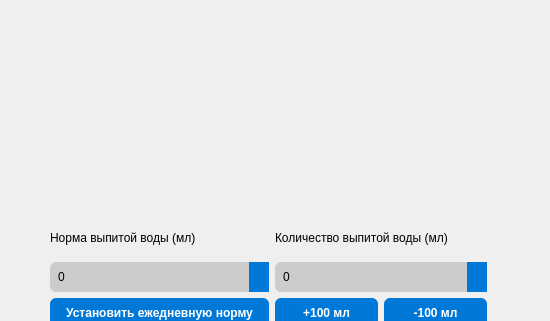
The window that waterscreen.ui (HackDanel/Waterly) describes before a commit, drawn with Qt 5; both pictures show x 0 to 550 and y 0 to 321 of the 550 by 550 pixel window.
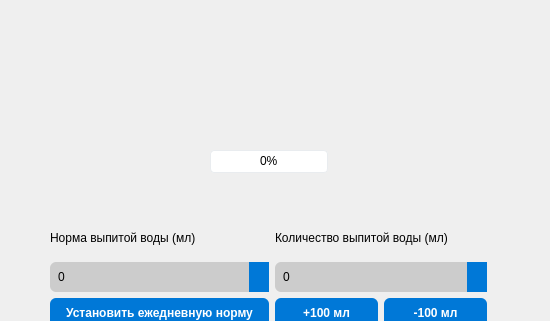
The same window after the commit.

```diff
--- a/waterscreen.ui
+++ b/waterscreen.ui
@@ -258,6 +258,32 @@
     </item>
    </layout>
   </widget>
+  <widget class="QProgressBar" name="progressBarWater">
+   <property name="geometry">
+    <rect>
+     <x>210</x>
+     <y>150</y>
+     <width>118</width>
+     <height>23</height>
+    </rect>
+   </property>
+   <property name="styleSheet">
+    <string notr="true">QProgressBar {
+    border: 1px solid #e9ecef;
+    border-radius: 4px;
+    text-align: center;
+    color: #000;
+}
+
+QProgressBar::chunk {
+    background-color: #0078D7;
+    border-radius: 3px;
+}</string>
+   </property>
+   <property name="value">
+    <number>0</number>
+   </property>
+  </widget>
  </widget>
  <tabstops>
   <tabstop>spinNorm</tabstop>
```
